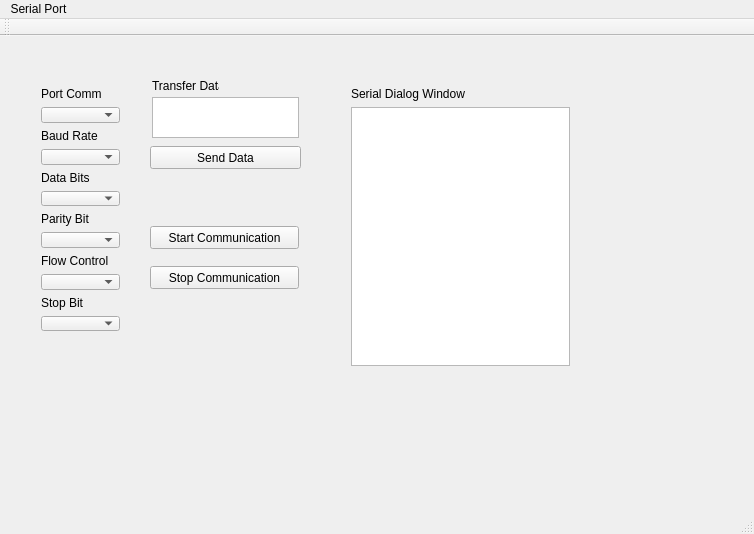
Above: SerialGui.ui from Athanasios12/robotApp before the change. Below: the same form after it.
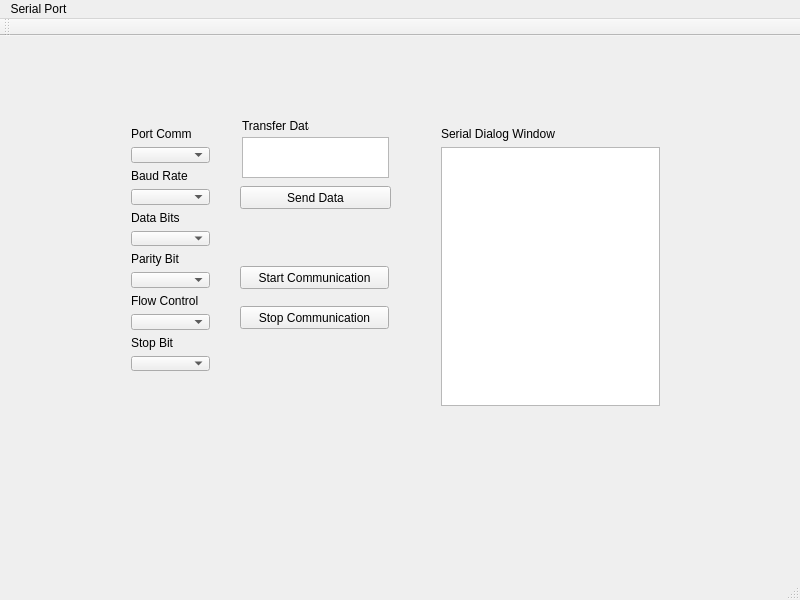
That is the form after the change.

Diff of the .ui file:
```diff
--- a/SerialGui.ui
+++ b/SerialGui.ui
@@ -6,8 +6,8 @@
    <rect>
     <x>0</x>
     <y>0</y>
-    <width>754</width>
-    <height>534</height>
+    <width>800</width>
+    <height>600</height>
    </rect>
   </property>
   <property name="windowTitle">
@@ -17,8 +17,8 @@
    <widget class="QPushButton" name="pbStartDataRead">
     <property name="geometry">
      <rect>
-      <x>150</x>
-      <y>190</y>
+      <x>240</x>
+      <y>230</y>
       <width>149</width>
       <height>23</height>
      </rect>
@@ -30,8 +30,8 @@
    <widget class="QPushButton" name="StopDataRead">
     <property name="geometry">
      <rect>
-      <x>150</x>
-      <y>230</y>
+      <x>240</x>
+      <y>270</y>
       <width>149</width>
       <height>23</height>
      </rect>
@@ -43,8 +43,8 @@
    <widget class="QWidget" name="layoutWidget">
     <property name="geometry">
      <rect>
-      <x>30</x>
-      <y>40</y>
+      <x>120</x>
+      <y>80</y>
       <width>101</width>
       <height>266</height>
      </rect>
@@ -115,8 +115,8 @@
    <widget class="QWidget" name="layoutWidget">
     <property name="geometry">
      <rect>
-      <x>340</x>
-      <y>40</y>
+      <x>430</x>
+      <y>80</y>
       <width>241</width>
       <height>301</height>
      </rect>
@@ -145,8 +145,8 @@
    <widget class="QPushButton" name="pbSendData">
     <property name="geometry">
      <rect>
-      <x>150</x>
-      <y>110</y>
+      <x>240</x>
+      <y>150</y>
       <width>151</width>
       <height>23</height>
      </rect>
@@ -158,8 +158,8 @@
    <widget class="QLabel" name="label_7">
     <property name="geometry">
      <rect>
-      <x>152</x>
-      <y>42</y>
+      <x>242</x>
+      <y>82</y>
       <width>67</width>
       <height>16</height>
      </rect>
@@ -171,8 +171,8 @@
    <widget class="QTextEdit" name="etTransferData">
     <property name="geometry">
      <rect>
-      <x>152</x>
-      <y>61</y>
+      <x>242</x>
+      <y>101</y>
       <width>147</width>
       <height>41</height>
      </rect>
@@ -191,7 +191,7 @@
     <rect>
      <x>0</x>
      <y>0</y>
-     <width>754</width>
+     <width>800</width>
      <height>21</height>
     </rect>
    </property>
```
